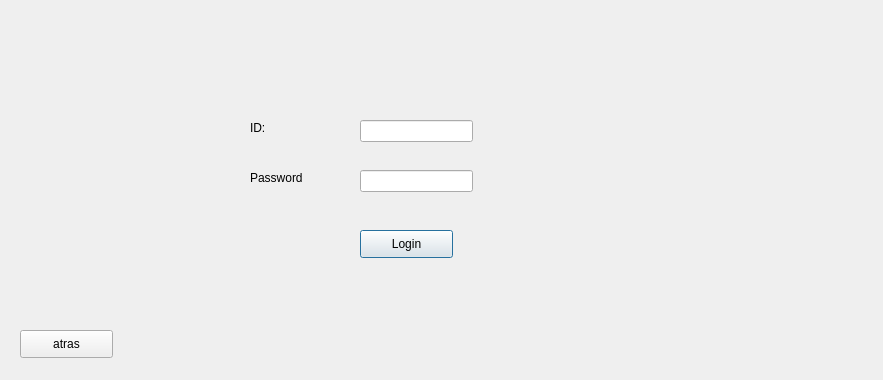
Qt form RestSucursal/loginmozo.ui (kpzaolod6000/HELLOWORLD) before a commit.
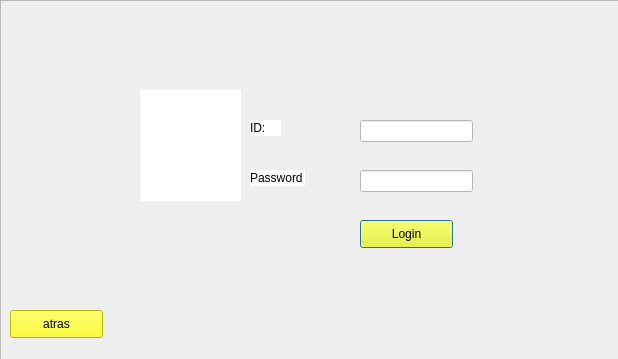
The same form after that commit. Icons and pictures are not drawn.

Diff of the .ui file:
```diff
--- a/RestSucursal/loginmozo.ui
+++ b/RestSucursal/loginmozo.ui
@@ -6,8 +6,8 @@
    <rect>
     <x>0</x>
     <y>0</y>
-    <width>883</width>
-    <height>380</height>
+    <width>618</width>
+    <height>359</height>
    </rect>
   </property>
   <property name="windowTitle">
@@ -17,11 +17,14 @@
    <property name="geometry">
     <rect>
      <x>360</x>
-     <y>230</y>
+     <y>220</y>
      <width>93</width>
      <height>28</height>
     </rect>
    </property>
+   <property name="styleSheet">
+    <string notr="true">background-color: rgb(255, 255, 0);</string>
+   </property>
    <property name="text">
     <string>Login</string>
    </property>
@@ -29,12 +32,15 @@
   <widget class="QPushButton" name="pushButton_back">
    <property name="geometry">
     <rect>
-     <x>20</x>
-     <y>330</y>
+     <x>10</x>
+     <y>310</y>
      <width>93</width>
      <height>28</height>
     </rect>
    </property>
+   <property name="styleSheet">
+    <string notr="true">background-color: rgb(255, 255, 0);</string>
+   </property>
    <property name="text">
     <string>atras</string>
    </property>
@@ -44,10 +50,13 @@
     <rect>
      <x>250</x>
      <y>120</y>
-     <width>55</width>
+     <width>31</width>
      <height>16</height>
     </rect>
    </property>
+   <property name="styleSheet">
+    <string notr="true">background-color: rgb(255, 255, 255);</string>
+   </property>
    <property name="text">
     <string>ID:</string>
    </property>
@@ -61,6 +70,9 @@
      <height>16</height>
     </rect>
    </property>
+   <property name="styleSheet">
+    <string notr="true">background-color: rgb(255, 255, 255);</string>
+   </property>
    <property name="text">
     <string>Password</string>
    </property>
@@ -74,6 +86,9 @@
      <height>22</height>
     </rect>
    </property>
+   <property name="styleSheet">
+    <string notr="true">background-color: rgb(255, 255, 255);</string>
+   </property>
   </widget>
   <widget class="QLineEdit" name="lineEdit_password">
    <property name="geometry">
@@ -84,7 +99,59 @@
      <height>22</height>
     </rect>
    </property>
+   <property name="styleSheet">
+    <string notr="true">background-color: rgb(255, 255, 255);</string>
+   </property>
   </widget>
+  <widget class="QLabel" name="label_5">
+   <property name="geometry">
+    <rect>
+     <x>140</x>
+     <y>90</y>
+     <width>101</width>
+     <height>111</height>
+    </rect>
+   </property>
+   <property name="styleSheet">
+    <string notr="true">background-color: rgb(255, 255, 255);</string>
+   </property>
+   <property name="text">
+    <string/>
+   </property>
+   <property name="pixmap">
+    <pixmap resource="image.qrc">:/image/61582045_2882921455083840_2986804722465243136_n.png</pixmap>
+   </property>
+   <property name="scaledContents">
+    <bool>true</bool>
+   </property>
+  </widget>
+  <widget class="QFrame" name="frame">
+   <property name="geometry">
+    <rect>
+     <x>0</x>
+     <y>0</y>
+     <width>621</width>
+     <height>361</height>
+    </rect>
+   </property>
+   <property name="styleSheet">
+    <string notr="true">background-image: url(:/image/107525323_282495186394929_5911216239822423774_n.jpg);</string>
+   </property>
+   <property name="frameShape">
+    <enum>QFrame::StyledPanel</enum>
+   </property>
+   <property name="frameShadow">
+    <enum>QFrame::Raised</enum>
+   </property>
+  </widget>
+  <zorder>frame</zorder>
+  <zorder>label_5</zorder>
+  <zorder>lineEdit_id</zorder>
+  <zorder>lineEdit_password</zorder>
+  <zorder>label_4</zorder>
+  <zorder>label_3</zorder>
+  <zorder>pushButton_login</zorder>
+  <zorder>pushButton_back</zorder>
  </widget>
  <resources/>
  <connections/>
```
Left out of the diff: 4 changed lines with no effect on the pictures.
